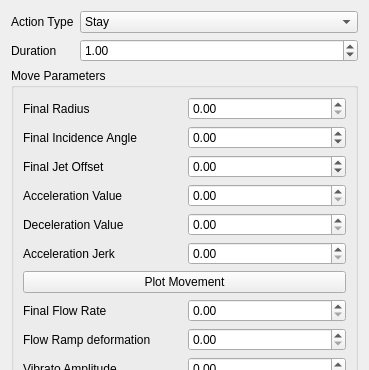
The window that views/move_edit_window.ui (fenahurtado/robot-flautista) describes before a commit, drawn with Qt 5; both pictures show x 0 to 369 and y 0 to 370 of the 369 by 749 pixel window.
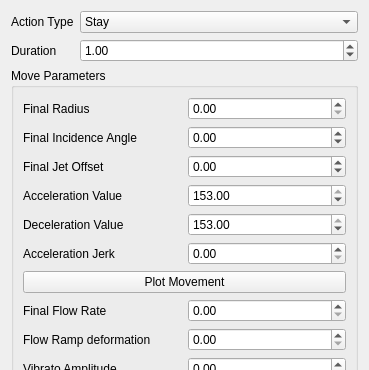
The same window after the commit.

What changed in the file:
```diff
--- a/views/move_edit_window.ui
+++ b/views/move_edit_window.ui
@@ -90,7 +90,17 @@
        </widget>
       </item>
       <item row="4" column="1">
-       <widget class="QDoubleSpinBox" name="accelerationValueSpinBox"/>
+       <widget class="QDoubleSpinBox" name="accelerationValueSpinBox">
+        <property name="minimum">
+         <double>1.000000000000000</double>
+        </property>
+        <property name="maximum">
+         <double>153.000000000000000</double>
+        </property>
+        <property name="value">
+         <double>153.000000000000000</double>
+        </property>
+       </widget>
       </item>
       <item row="10" column="0">
        <widget class="QLabel" name="label_9">
@@ -162,7 +172,17 @@
        </widget>
       </item>
       <item row="5" column="1">
-       <widget class="QDoubleSpinBox" name="decelerationValueSpinBox"/>
+       <widget class="QDoubleSpinBox" name="decelerationValueSpinBox">
+        <property name="minimum">
+         <double>1.000000000000000</double>
+        </property>
+        <property name="maximum">
+         <double>153.000000000000000</double>
+        </property>
+        <property name="value">
+         <double>153.000000000000000</double>
+        </property>
+       </widget>
       </item>
       <item row="8" column="1">
        <widget class="QDoubleSpinBox" name="flowSpinBox">
```
